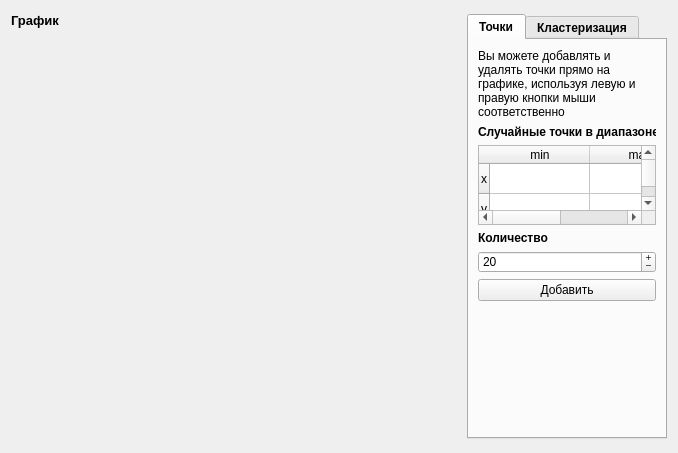
Old version of the form s7/ai/lw/s7_ai_lw_03/qt/ui/k_means_window.ui in the repository kos1posha/kubstu.
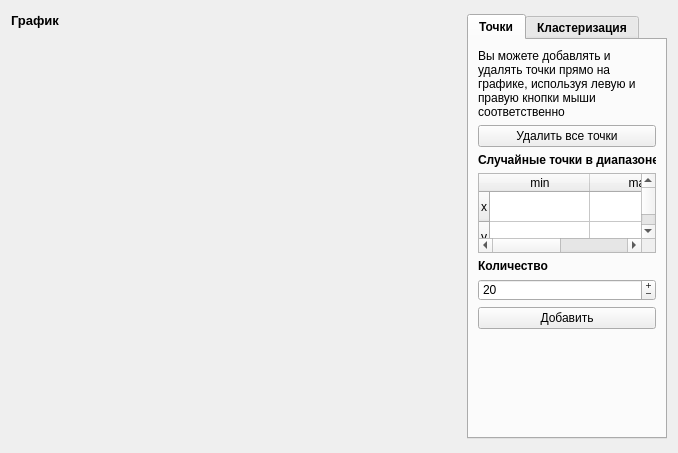
New version of the form. Icons and pictures are not drawn.

Commit message: Added: Deleting points

What changed in the file:
```diff
--- a/s7/ai/lw/s7_ai_lw_03/qt/ui/k_means_window.ui
+++ b/s7/ai/lw/s7_ai_lw_03/qt/ui/k_means_window.ui
@@ -116,6 +116,13 @@
          </property>
         </widget>
        </item>
+       <item>
+        <widget class="QPushButton" name="pb_delete_all_points">
+         <property name="text">
+          <string>Удалить все точки</string>
+         </property>
+        </widget>
+       </item>
        <item>
         <widget class="QLabel" name="l_random_points_lims">
          <property name="sizePolicy">
```
The commit also changes 2 other files.
